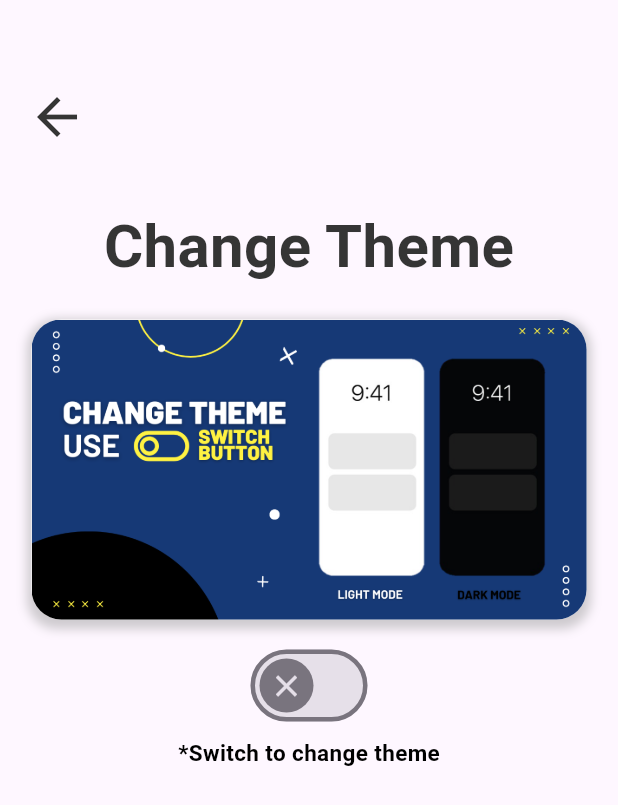
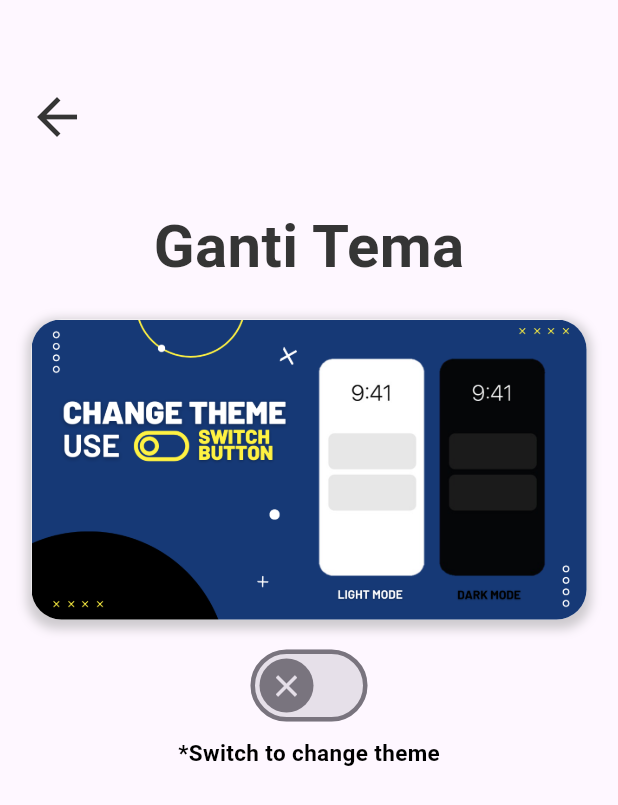
Before and after one commit to gabrielasheryll/Tugas7, a Flutter app: the ChangeTheme screen opened directly, on a phone screen of 412 x 824 dp. Shown: the top 805 px of the screen. Run offline on Flutter 3.47's test engine with Material 3 defaults, Android fonts, the phone set to English and light mode, and no system bars; our stand-ins replace flutter_rating_bar; Roboto replaces fonts that are missing (Nunito Sans).

Commit message:
Commit 15

```diff
--- a/SahabatMahasiswa-setting-main/lib/gantiTema.dart
+++ b/SahabatMahasiswa-setting-main/lib/gantiTema.dart
@@ -17,11 +17,10 @@ class ChangeTheme extends StatelessWidget {
                   onPressed:() {
                     Navigator.push(
                       context,
-                      MaterialPageRoute(builder:(context) => Setting()),
+                      MaterialPageRoute (builder:(context) => Setting()),
                     );
-
                   },
-                  icon: Icon(
+                  icon:Icon(
                     Icons.arrow_back,
                     size: 40,
                     color: Color(0xFF353535),
@@ -38,7 +37,7 @@ class ChangeTheme extends StatelessWidget {
               children: [
                 SizedBox(height: 30),
                 Text(
-                  'Change Theme',
+                  'Ganti Tema',
                   style: TextStyle(
                     color: Color(0xFF353535),
                     fontSize: 40,
```
